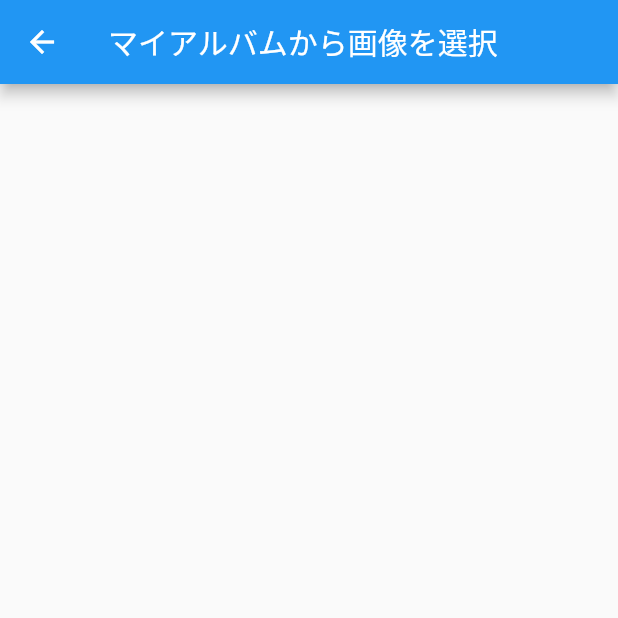
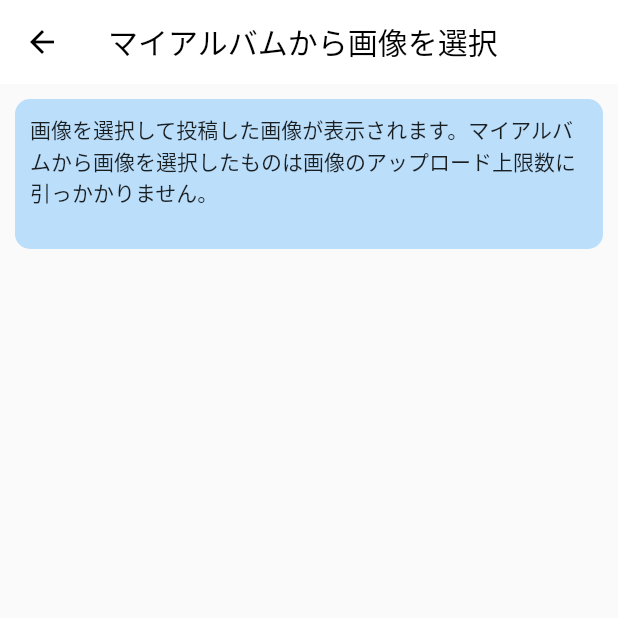
Before and after one commit to y0303noki/DrinkMemo, a Flutter app: the AlbumListScaffoldPage screen opened directly, on a phone screen of 412 x 824 dp, the top half of it. Run offline on Flutter 3.47's test engine with Material 2 defaults, Android fonts, the phone set to English and light mode, and no system bars; drawn by our look-alikes of flutter_easyloading; our stand-ins replace cloud_firestore, firebase_auth, firebase_core, firebase_storage, flutter_typeahead, image_picker; accounts and stored records are empty; network calls fail.

Commit message:
marginとか

```diff
--- a/lib/pages/albumPage/album_list_page.dart
+++ b/lib/pages/albumPage/album_list_page.dart
@@ -16,7 +16,6 @@ class AlbumListPage extends StatelessWidget {
         Provider.of<BottomNavigationProvider>(context, listen: false);
 
     if (albumsData.albumModels.isEmpty) {
-      print('album');
       albumsData.findAlbumDatas();
     }
 
@@ -27,8 +26,23 @@ class AlbumListPage extends StatelessWidget {
           return Center(
             child: Column(
               children: [
+                Container(
+                  padding: const EdgeInsets.fromLTRB(10, 10, 10, 10),
+                  margin: const EdgeInsets.fromLTRB(10, 10, 10, 5),
+                  width: double.infinity,
+                  height: 100,
+                  decoration: BoxDecoration(
+                    color: Colors.blue[100],
+                    borderRadius: BorderRadius.circular(10),
+                  ),
+                  child: const Text('画像を選択して投稿した画像が表示されます。'
+                      'マイアルバムから画像を選択したものは画像のアップロード上限数に引っかかりません。'),
+                ),
                 Expanded(
-                  child: AlbumList(albumsData.coffeeImageModels, isHomeAlbum),
+                  child: Container(
+                    margin: const EdgeInsets.fromLTRB(10, 5, 10, 10),
+                    child: AlbumList(albumsData.coffeeImageModels, isHomeAlbum),
+                  ),
                 ),
               ],
             ),
--- a/lib/pages/albumPage/album_list_scaffold_page.dart
+++ b/lib/pages/albumPage/album_list_scaffold_page.dart
@@ -12,7 +12,18 @@ class AlbumListScaffoldPage extends StatelessWidget {
   Widget build(BuildContext context) {
     return Scaffold(
       appBar: AppBar(
-        title: const Text('マイアルバムから画像を選択'),
+        iconTheme: const IconThemeData(
+          color: Colors.black,
+        ),
+        elevation: 0,
+        backgroundColor: Colors.white,
+        title: const Text(
+          'マイアルバムから画像を選択',
+          style: TextStyle(
+            fontSize: 20,
+            color: Colors.black,
+          ),
+        ),
       ),
       body: AlbumListPage(false),
     );
--- a/lib/widgets/modal.dart
+++ b/lib/widgets/modal.dart
@@ -984,7 +984,7 @@ class Modal {
                           ],
                         ),
                         Container(
-                          margin: const EdgeInsets.only(bottom: 30),
+                          margin: const EdgeInsets.only(bottom: 0),
                           child: Row(
                             mainAxisAlignment: MainAxisAlignment.spaceAround,
                             children: [
```
